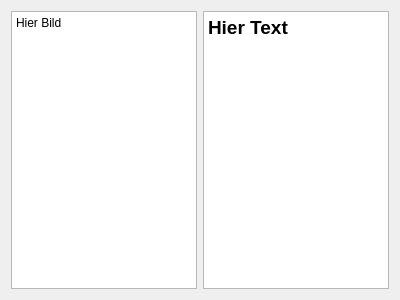
Qt form InfoPoi.ui (zonedbit/historicalstreetview) before a commit.
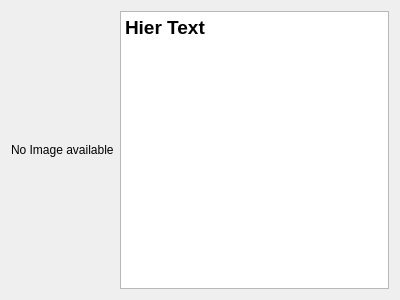
The same form after that commit.

Patch:
```diff
--- a/InfoPoi.ui
+++ b/InfoPoi.ui
@@ -15,13 +15,9 @@
   </property>
   <layout class="QHBoxLayout" name="horizontalLayout">
    <item>
-    <widget class="QTextBrowser" name="textBrowser_2">
-     <property name="html">
-      <string>&lt;!DOCTYPE HTML PUBLIC &quot;-//W3C//DTD HTML 4.0//EN&quot; &quot;http://www.w3.org/TR/REC-html40/strict.dtd&quot;&gt;
-&lt;html&gt;&lt;head&gt;&lt;meta name=&quot;qrichtext&quot; content=&quot;1&quot; /&gt;&lt;style type=&quot;text/css&quot;&gt;
-p, li { white-space: pre-wrap; }
-&lt;/style&gt;&lt;/head&gt;&lt;body style=&quot; font-family:'Sans Serif'; font-size:9pt; font-weight:400; font-style:normal;&quot;&gt;
-&lt;p style=&quot; margin-top:0px; margin-bottom:0px; margin-left:0px; margin-right:0px; -qt-block-indent:0; text-indent:0px;&quot;&gt;Hier Bild&lt;/p&gt;&lt;/body&gt;&lt;/html&gt;</string>
+    <widget class="QLabel" name="image">
+     <property name="text">
+      <string>No Image available</string>
      </property>
     </widget>
    </item>
```
Left out of the diff: 2 changed lines with no effect on the pictures.
